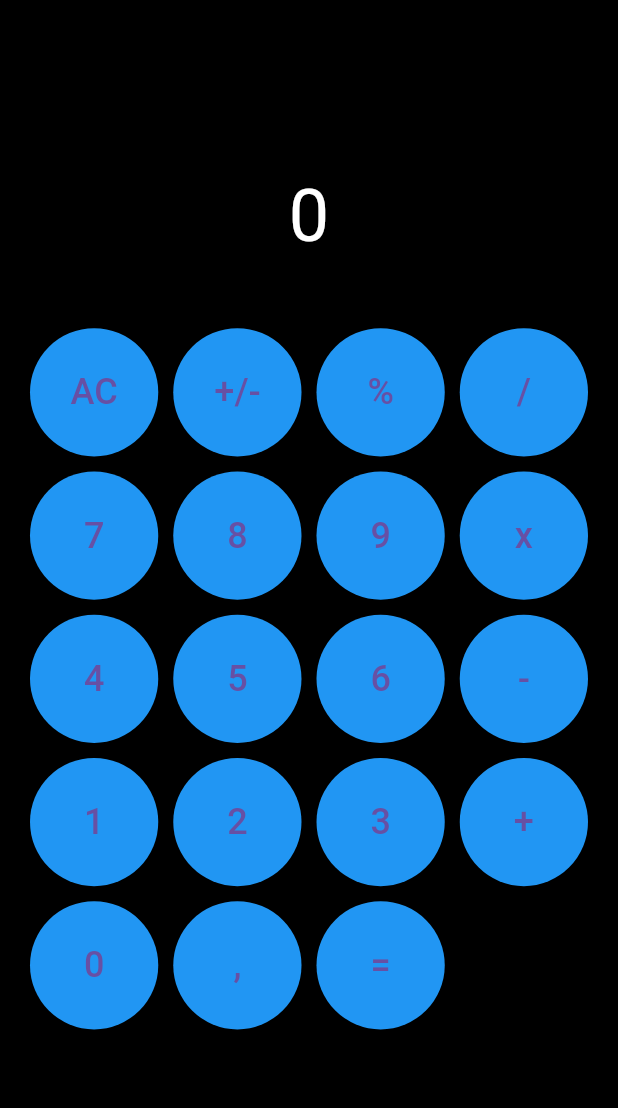
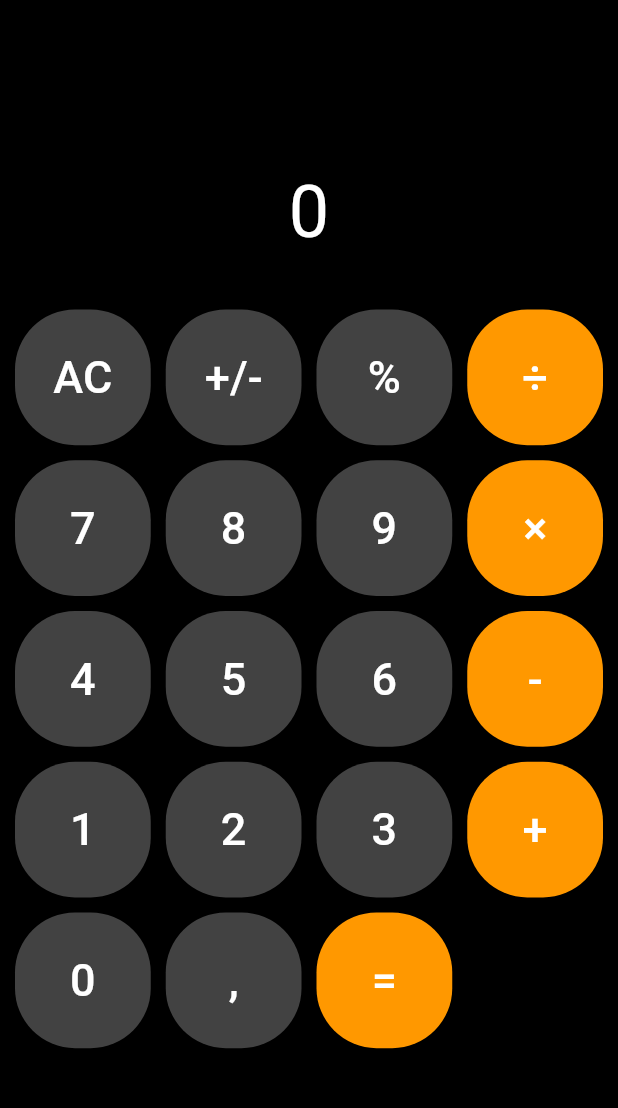
Before and after one commit to devgabe1/calculator, a Flutter app: the screen it shows after launch, on a phone screen of 412 x 824 dp, the part 63-1171 px from its top. Run offline on Flutter 3.47's test engine with Material 3 defaults, Android fonts, the phone set to English and light mode, and no system bars; our stand-ins replace math_expressions.

Commit message:
Color change

```diff
--- a/calculator/lib/pages/calculator_page.dart
+++ b/calculator/lib/pages/calculator_page.dart
@@ -1,5 +1,4 @@
 import 'package:flutter/material.dart';
-import '../widgets/calculator_button.dart';
 import 'package:math_expressions/math_expressions.dart';
 
 class CalculatorPage extends StatefulWidget {
@@ -75,32 +74,72 @@ class _CalculatorPageState extends State<CalculatorPage> {
           // Linhas de botões
 GridView.builder(
   shrinkWrap: true,
-  padding: const EdgeInsets.all(20),
+  padding: const EdgeInsets.all(10),
   gridDelegate: const SliverGridDelegateWithFixedCrossAxisCount(
-    crossAxisCount: 4, // 4 colunas
+    crossAxisCount: 4, // 4 colunas no total
     crossAxisSpacing: 10.0,
     mainAxisSpacing: 10.0,
   ),
-  itemCount: 19, // Total de 18 botões (AC, +/- , %, /, 7-9, 4-6, 1-3, +, -, 0, ,, e =)
+  itemCount: 19, // Total de botões
   itemBuilder: (context, index) {
-    String buttonText;
     List<String> buttons = [
-      'AC', '+/-', '%', '/',
-      '7', '8', '9', 'x',
+      'AC', '+/-', '%', '÷',
+      '7', '8', '9', '×',
       '4', '5', '6', '-',
       '1', '2', '3', '+',
-      '0', ',', '='  // Incluindo o botão = no final
+      '0', ',', '=', // Linha final com botão "0", vírgula e igual
     ];
-    buttonText = buttons[index];
 
-    return CalculatorButton(
-      buttonText: buttonText,
-      onPressed: () => _buttonPressed(buttonText),
+    String buttonText = buttons[index];
+
+    // Verifica se é o botão "0" para ajustar o tamanho
+    if (buttonText == '0') {
+      return Container(
+        alignment: Alignment.center,
+        decoration: BoxDecoration(
+          color: Colors.grey[800],
+          borderRadius: BorderRadius.circular(40),
+        ),
+        child: TextButton(
+          onPressed: () => _buttonPressed(buttonText),
+          child: Text(
+            buttonText,
+            style: TextStyle(
+              fontSize: 30,
+              color: Colors.white,
+            ),
+          ),
+        ),
+        width: MediaQuery.of(context).size.width * 0.4, // Ocupa duas colunas
+      );
+    }
+
+    // Botão padrão
+    return Container(
+      alignment: Alignment.center,
+      decoration: BoxDecoration(
+        color: buttonText == '=' || buttonText == '+' || buttonText == '-' ||
+                buttonText == '×' || buttonText == '÷'
+            ? Colors.orange
+            : Colors.grey[800],
+        borderRadius: BorderRadius.circular(40),
+      ),
+      child: TextButton(
+        onPressed: () => _buttonPressed(buttonText),
+        child: Text(
+          buttonText,
+          style: TextStyle(
+            fontSize: 30,
+            color: buttonText == '=' || buttonText == '+' || buttonText == '-' ||
+                    buttonText == '×' || buttonText == '÷'
+                ? Colors.white
+                : Colors.white,
+          ),
+        ),
+      ),
     );
   },
-)
-
-
+),
 
         ],
       ),
```
